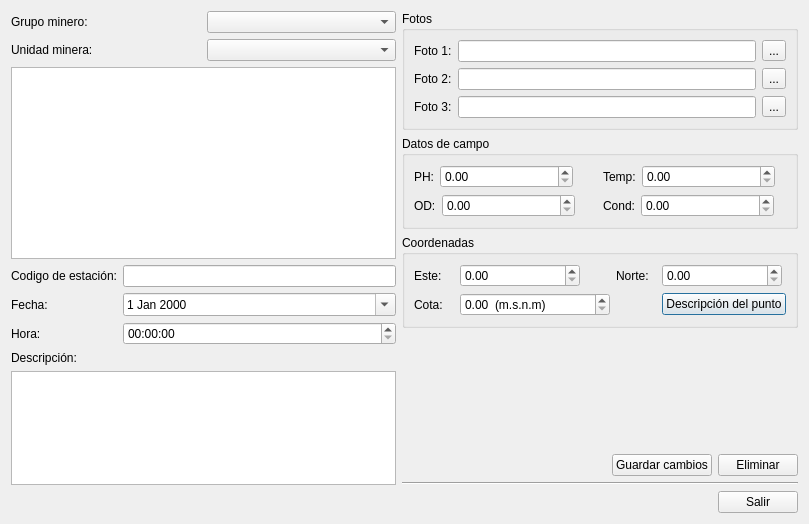
Before: the Qt Designer form editdatadialog.ui in lincolningaroca/SWDataMonitoreo, drawn with Qt 5.
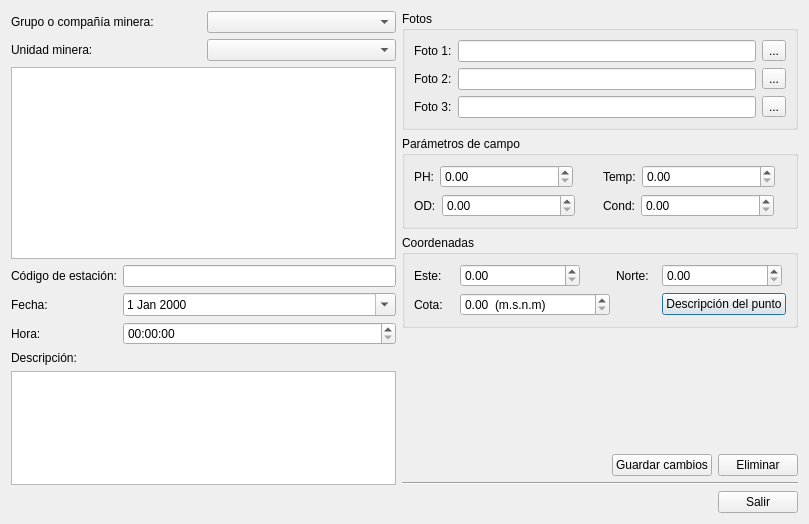
After: the same form once the commit is applied. Icons and pictures are not drawn. Custom widgets are drawn as their Qt base class.

Patch:
```diff
--- a/editdatadialog.ui
+++ b/editdatadialog.ui
@@ -21,7 +21,7 @@
        <item row="0" column="0">
         <widget class="QLabel" name="label">
          <property name="text">
-          <string>Grupo minero:</string>
+          <string>Grupo o compañía minera:</string>
          </property>
         </widget>
        </item>
@@ -65,7 +65,7 @@
        <item row="1" column="0">
         <widget class="QLabel" name="label_3">
          <property name="text">
-          <string>Codigo de estación:</string>
+          <string>Código de estación:</string>
          </property>
         </widget>
        </item>
@@ -201,7 +201,7 @@
         </sizepolicy>
        </property>
        <property name="title">
-        <string>Datos de campo</string>
+        <string>Parámetros de campo</string>
        </property>
        <layout class="QGridLayout" name="gridLayout_4">
         <item row="0" column="0">
```
Left out of the diff: 42 changed lines with no effect on the pictures.
